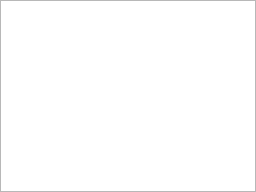
The window that src/templates/quiz/quizsimulator.ui (BuildmLearn/BuildmLearn-Toolkit) describes before a commit, drawn with Qt 5.
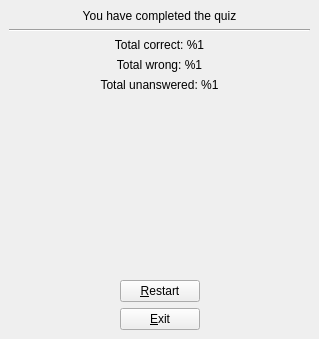
The same window after the commit. The open tabs and pages were chosen to show the change.

Commit message: Added button logic for generation of APKs + starting simulations + going back.

The edit to the form file:
```diff
--- a/src/templates/quiz/quizsimulator.ui
+++ b/src/templates/quiz/quizsimulator.ui
@@ -2,6 +2,14 @@
 <ui version="4.0">
  <class>QuizSimulator</class>
  <widget class="QWidget" name="QuizSimulator">
+  <property name="geometry">
+   <rect>
+    <x>0</x>
+    <y>0</y>
+    <width>319</width>
+    <height>339</height>
+   </rect>
+  </property>
   <property name="windowTitle">
    <string>Form</string>
   </property>
@@ -13,7 +21,210 @@
     <number>0</number>
    </property>
    <item>
-    <widget class="QTextEdit" name="textEdit"/>
+    <widget class="QStackedWidget" name="phoneWidget">
+     <widget class="QWidget" name="m_pageWelcome">
+      <layout class="QVBoxLayout" name="verticalLayout_2">
+       <item>
+        <spacer name="verticalSpacer_2">
+         <property name="orientation">
+          <enum>Qt::Vertical</enum>
+         </property>
+         <property name="sizeHint" stdset="0">
+          <size>
+           <width>20</width>
+           <height>116</height>
+          </size>
+         </property>
+        </spacer>
+       </item>
+       <item>
+        <widget class="QLabel" name="m_lblHeading">
+         <property name="text">
+          <string>Heading</string>
+         </property>
+         <property name="alignment">
+          <set>Qt::AlignCenter</set>
+         </property>
+        </widget>
+       </item>
+       <item>
+        <widget class="Line" name="line_2">
+         <property name="orientation">
+          <enum>Qt::Horizontal</enum>
+         </property>
+        </widget>
+       </item>
+       <item>
+        <widget class="QLabel" name="m_lblAuthor">
+         <property name="text">
+          <string>Author</string>
+         </property>
+         <property name="alignment">
+          <set>Qt::AlignCenter</set>
+         </property>
+        </widget>
+       </item>
+       <item>
+        <spacer name="verticalSpacer_3">
+         <property name="orientation">
+          <enum>Qt::Vertical</enum>
+         </property>
+         <property name="sizeHint" stdset="0">
+          <size>
+           <width>20</width>
+           <height>115</height>
+          </size>
+         </property>
+        </spacer>
+       </item>
+       <item>
+        <layout class="QHBoxLayout" name="horizontalLayout_2">
+         <item>
+          <spacer name="horizontalSpacer_3">
+           <property name="orientation">
+            <enum>Qt::Horizontal</enum>
+           </property>
+           <property name="sizeHint" stdset="0">
+            <size>
+             <width>40</width>
+             <height>20</height>
+            </size>
+           </property>
+          </spacer>
+         </item>
+         <item>
+          <widget class="QPushButton" name="m_btnStart">
+           <property name="text">
+            <string>&amp;Start</string>
+           </property>
+          </widget>
+         </item>
+         <item>
+          <spacer name="horizontalSpacer_4">
+           <property name="orientation">
+            <enum>Qt::Horizontal</enum>
+           </property>
+           <property name="sizeHint" stdset="0">
+            <size>
+             <width>40</width>
+             <height>20</height>
+            </size>
+           </property>
+          </spacer>
+         </item>
+        </layout>
+       </item>
+      </layout>
+     </widget>
+     <widget class="QWidget" name="m_pageFinish">
+      <layout class="QVBoxLayout" name="verticalLayout">
+       <item>
+        <widget class="QLabel" name="label">
+         <property name="text">
+          <string>You have completed the quiz</string>
+         </property>
+         <property name="alignment">
+          <set>Qt::AlignCenter</set>
+         </property>
+        </widget>
+       </item>
+       <item>
+        <widget class="Line" name="line">
+         <property name="orientation">
+          <enum>Qt::Horizontal</enum>
+         </property>
+        </widget>
+       </item>
+       <item>
+        <widget class="QLabel" name="label_2">
+         <property name="text">
+          <string>Total correct: %1</string>
+         </property>
+         <property name="alignment">
+          <set>Qt::AlignCenter</set>
+         </property>
+        </widget>
+       </item>
+       <item>
+        <widget class="QLabel" name="label_4">
+         <property name="text">
+          <string>Total wrong: %1</string>
+         </property>
+         <property name="alignment">
+          <set>Qt::AlignCenter</set>
+         </property>
+        </widget>
+       </item>
+       <item>
+        <widget class="QLabel" name="label_3">
+         <property name="text">
+          <string>Total unanswered: %1</string>
+         </property>
+         <property name="alignment">
+          <set>Qt::AlignCenter</set>
+         </property>
+        </widget>
+       </item>
+       <item>
+        <spacer name="verticalSpacer">
+         <property name="orientation">
+          <enum>Qt::Vertical</enum>
+         </property>
+         <property name="sizeHint" stdset="0">
+          <size>
+           <width>20</width>
+           <height>40</height>
+          </size>
+         </property>
+        </spacer>
+       </item>
+       <item>
+        <layout class="QGridLayout" name="gridLayout">
+         <item row="0" column="2" rowspan="2">
+          <spacer name="horizontalSpacer_2">
+           <property name="orientation">
+            <enum>Qt::Horizontal</enum>
+           </property>
+           <property name="sizeHint" stdset="0">
+            <size>
+             <width>40</width>
+             <height>20</height>
+            </size>
+           </property>
+          </spacer>
+         </item>
+         <item row="1" column="1">
+          <widget class="QPushButton" name="m_btnExit">
+           <property name="text">
+            <string>&amp;Exit</string>
+           </property>
+          </widget>
+         </item>
+         <item row="0" column="0" rowspan="2">
+          <spacer name="horizontalSpacer">
+           <property name="orientation">
+            <enum>Qt::Horizontal</enum>
+           </property>
+           <property name="sizeHint" stdset="0">
+            <size>
+             <width>40</width>
+             <height>20</height>
+            </size>
+           </property>
+          </spacer>
+         </item>
+         <item row="0" column="1">
+          <widget class="QPushButton" name="m_btnRestart">
+           <property name="text">
+            <string>&amp;Restart</string>
+           </property>
+          </widget>
+         </item>
+        </layout>
+       </item>
+      </layout>
+     </widget>
+    </widget>
    </item>
   </layout>
  </widget>
```
Left out of the diff: 11 changed lines with no effect on the pictures. The commit also changes 23 other files.
